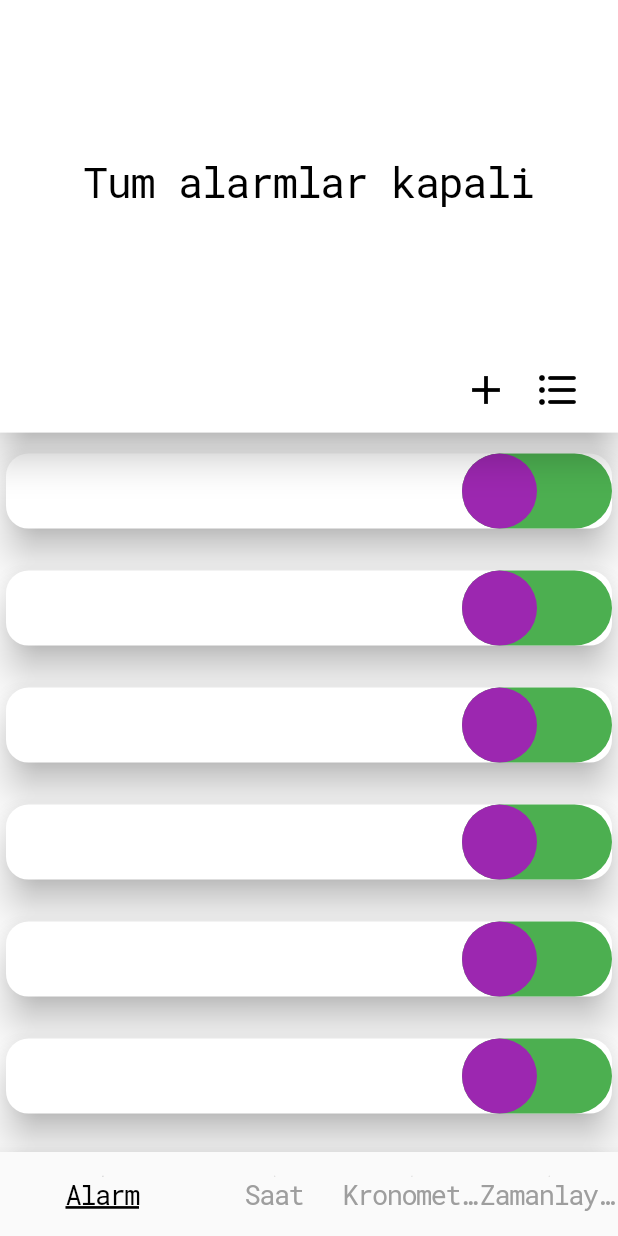
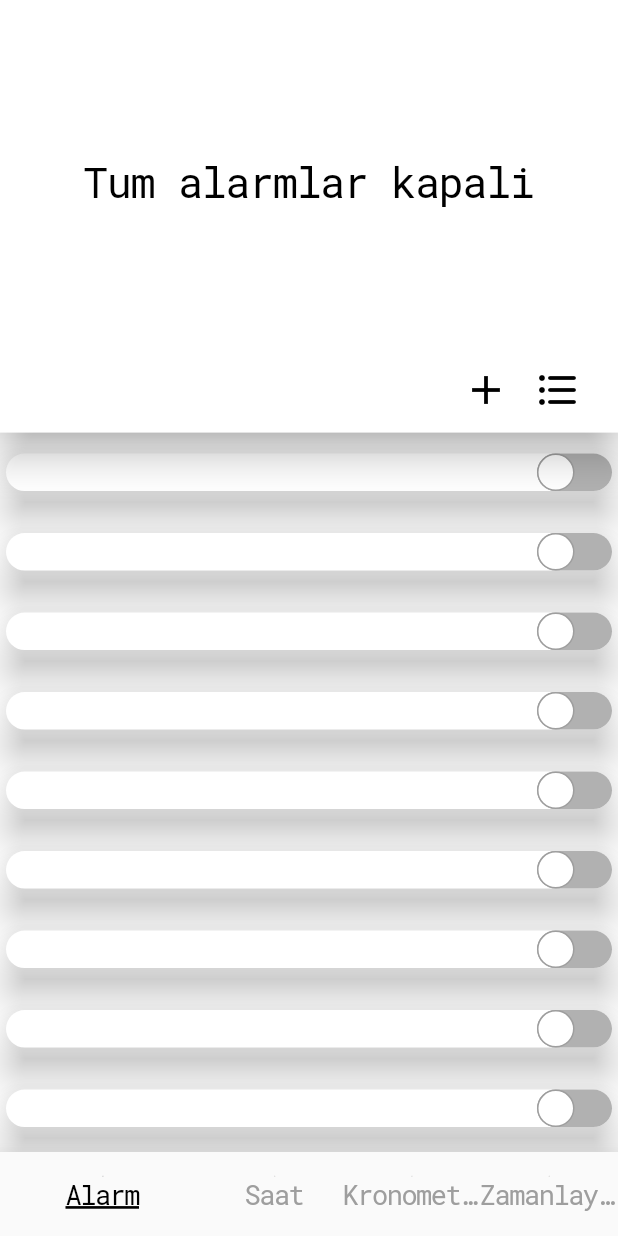
Before and after one commit to MertSaygili/Clock-Project, a Flutter app: the screen it shows after launch, on a phone screen of 412 x 824 dp. Run offline on Flutter 3.47's test engine with Material 2 defaults, Android fonts, the phone set to English and light mode, and no system bars.

Commit message:
stack button

```diff
--- a/lib/constants/constants.dart
+++ b/lib/constants/constants.dart
@@ -11,7 +11,10 @@ class AllColors {
   final Color colorTransparent = Colors.transparent;
   final Color colorBlack = Colors.black;
   final Color colorGrey = Colors.grey;
+  final Color colorLightGray = const Color.fromARGB(255, 177, 177, 177);
+  final Color colordeepPurpleAccent = Colors.deepPurpleAccent;
   final Color colorWhite = Colors.white;
+  final Color colorGreen = Colors.green;
 }
 
 class FontSizes {
--- a/lib/ui/widgets/stack_button.dart
+++ b/lib/ui/widgets/stack_button.dart
@@ -1,3 +1,6 @@
+// ignore_for_file: prefer_const_constructors
+
+import 'package:clock_project/constants/constants.dart';
 import 'package:flutter/material.dart';
 
 class StackButton extends StatefulWidget {
@@ -8,44 +11,72 @@ class StackButton extends StatefulWidget {
 }
 
 class _StackButtonState extends State<StackButton> {
-  Alignment _align = Alignment.centerLeft;
+  Alignment _alignment = Alignment.centerLeft;
+  Color _color = AllColors().colorLightGray;
+  final double _mainContainerHeight = 25;
+  final double _mainContainerWidth = 50;
 
   @override
   Widget build(BuildContext context) {
+    // for background container
+    final BoxDecoration mainContainerDecoration = BoxDecoration(
+      color: _color,
+      borderRadius: BorderRadius.circular(25),
+    );
+    // for foreground animated container
+    final BoxDecoration animatedContainerDecoration = BoxDecoration(
+      color: AllColors().colorWhite,
+      shape: BoxShape.circle,
+      border: Border.all(color: AllColors().colorGrey),
+    );
+
+    // for animated containers
+    final Duration duration = Duration(milliseconds: 500);
+
     return Align(
       alignment: Alignment.centerRight,
       child: Container(
-        width: 100,
-        height: 50,
-        decoration: BoxDecoration(
-          color: Colors.green,
-          shape: BoxShape.rectangle,
-          borderRadius: BorderRadius.circular(25),
-        ),
-        child: Stack(
-          children: [
-            Align(
-              alignment: _align,
-              child: GestureDetector(
-                onTap: () {
-                  setState(() {
-                    Transform.rotate(angle: 180);
-                    _align = Alignment.centerRight;
-                  });
-                },
-                child: Container(
-                  height: 50,
-                  width: 50,
-                  decoration: const BoxDecoration(
-                    shape: BoxShape.circle,
-                    color: Colors.purple,
-                  ),
-                ),
-              ),
-            )
-          ],
-        ),
+        height: _mainContainerHeight,
+        width: _mainContainerWidth,
+        decoration: mainContainerDecoration,
+        child: _animatedStackContainer(duration, animatedContainerDecoration),
       ),
     );
   }
+
+  // widget methods
+  Stack _animatedStackContainer(
+      Duration duration, BoxDecoration animatedContainerDecoration) {
+    return Stack(
+      children: [
+        AnimatedAlign(
+          alignment: _alignment,
+          duration: duration,
+          child: AnimatedContainer(
+            height: _mainContainerHeight,
+            width: _mainContainerWidth / 2,
+            duration: duration,
+            curve: Curves.easeIn,
+            decoration: animatedContainerDecoration,
+            child: GestureDetector(onTap: _changeAlignment),
+          ),
+        ),
+      ],
+    );
+  }
+
+  // functions
+  void _changeAlignment() {
+    if (_alignment == Alignment.centerLeft) {
+      setState(() {
+        _alignment = Alignment.centerRight;
+        _color = AllColors().colordeepPurpleAccent;
+      });
+    } else {
+      setState(() {
+        _alignment = Alignment.centerLeft;
+        _color = AllColors().colorLightGray;
+      });
+    }
+  }
 }
```
